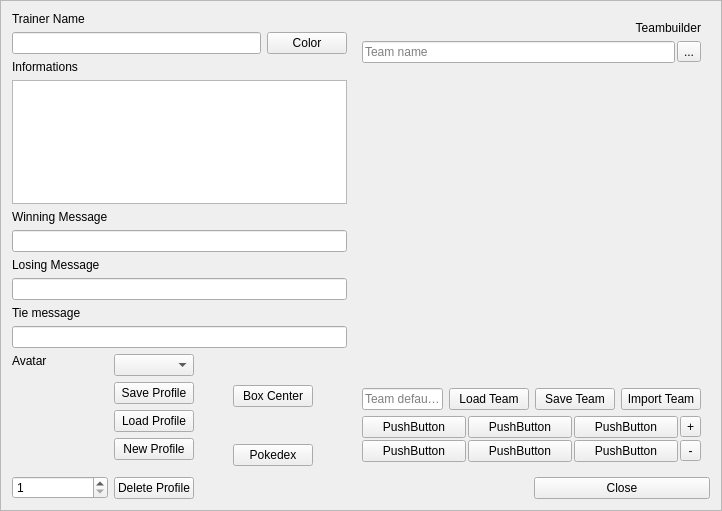
The window that src/Teambuilder/trainermenu.ui (po-devs/pokemon-online) describes before a commit, drawn with Qt 5.
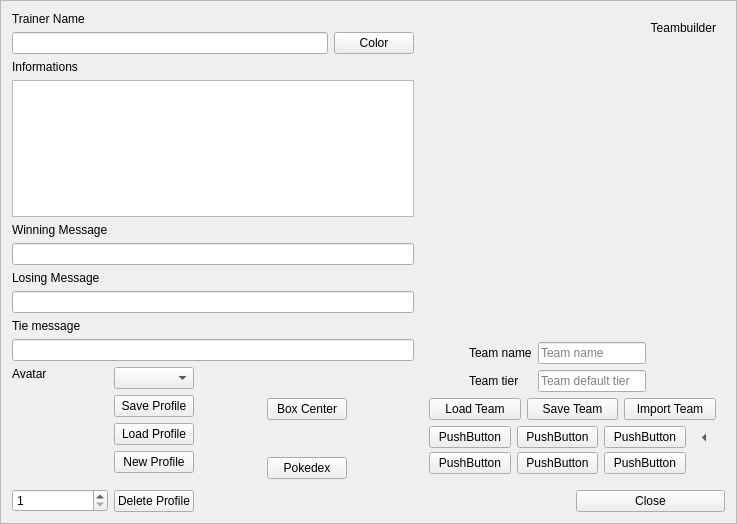
The same window after the commit. Custom widgets are drawn as their Qt base class.

```diff
--- a/src/Teambuilder/trainermenu.ui
+++ b/src/Teambuilder/trainermenu.ui
@@ -6,8 +6,8 @@
    <rect>
     <x>0</x>
     <y>0</y>
-    <width>722</width>
-    <height>511</height>
+    <width>737</width>
+    <height>524</height>
    </rect>
   </property>
   <property name="windowTitle">
@@ -263,10 +263,10 @@
     </layout>
    </item>
    <item row="0" column="5" colspan="2">
-    <widget class="QFrame" name="frame">
-     <layout class="QVBoxLayout" name="verticalLayout_4" stretch="0,0,1,0,0">
+    <widget class="QFrame" name="teambuilderFrame">
+     <layout class="QVBoxLayout" name="verticalLayout_4" stretch="0,1,0,0,0">
       <item>
-       <widget class="QLabel" name="teamBuilderLabel">
+       <widget class="QLabel" name="teambuilderLabel">
         <property name="text">
          <string>Teambuilder</string>
         </property>
@@ -276,16 +276,68 @@
        </widget>
       </item>
       <item>
-       <layout class="QHBoxLayout" name="horizontalLayout_3">
-        <property name="spacing">
-         <number>2</number>
+       <widget class="PokeButtonsHolder" name="pokemonButtons" native="true">
+        <property name="toolTip">
+         <string>Remove team</string>
         </property>
+       </widget>
+      </item>
+      <item>
+       <layout class="QHBoxLayout" name="horizontalLayout_6">
         <item>
-         <widget class="QLineEdit" name="teamName">
-          <property name="placeholderText">
-           <string>Team name</string>
+         <spacer name="horizontalSpacer_2">
+          <property name="orientation">
+           <enum>Qt::Horizontal</enum>
           </property>
-         </widget>
+          <property name="sizeHint" stdset="0">
+           <size>
+            <width>40</width>
+            <height>20</height>
+           </size>
+          </property>
+         </spacer>
+        </item>
+        <item>
+         <layout class="QFormLayout" name="formLayout">
+          <property name="fieldGrowthPolicy">
+           <enum>QFormLayout::AllNonFixedFieldsGrow</enum>
+          </property>
+          <item row="0" column="0">
+           <widget class="QLabel" name="teamNameLabel">
+            <property name="text">
+             <string>Team name</string>
+            </property>
+           </widget>
+          </item>
+          <item row="0" column="1">
+           <layout class="QHBoxLayout" name="horizontalLayout_5">
+            <property name="spacing">
+             <number>2</number>
+            </property>
+            <item>
+             <widget class="QLineEdit" name="teamName">
+              <property name="placeholderText">
+               <string>Team name</string>
+              </property>
+             </widget>
+            </item>
+           </layout>
+          </item>
+          <item row="1" column="0">
+           <widget class="QLabel" name="teamTierLabel">
+            <property name="text">
+             <string>Team tier</string>
+            </property>
+           </widget>
+          </item>
+          <item row="1" column="1">
+           <widget class="QLineEdit" name="teamTier">
+            <property name="placeholderText">
+             <string>Team default tier</string>
+            </property>
+           </widget>
+          </item>
+         </layout>
         </item>
         <item>
          <widget class="QToolButton" name="teamFolderButton">
@@ -293,26 +345,41 @@
            <string>Change team folder</string>
           </property>
           <property name="text">
-           <string>...</string>
+           <string/>
+          </property>
+          <property name="toolButtonStyle">
+           <enum>Qt::ToolButtonIconOnly</enum>
+          </property>
+          <property name="autoRaise">
+           <bool>true</bool>
+          </property>
+          <property name="arrowType">
+           <enum>Qt::NoArrow</enum>
           </property>
          </widget>
         </item>
+        <item>
+         <spacer name="horizontalSpacer">
+          <property name="orientation">
+           <enum>Qt::Horizontal</enum>
+          </property>
+          <property name="sizeHint" stdset="0">
+           <size>
+            <width>40</width>
+            <height>20</height>
+           </size>
+          </property>
+         </spacer>
+        </item>
        </layout>
       </item>
-      <item>
-       <widget class="PokeButtonsHolder" name="pokemonButtons" native="true"/>
-      </item>
       <item>
        <layout class="QHBoxLayout" name="horizontalLayout_4">
-        <item>
-         <widget class="QLineEdit" name="teamTier">
-          <property name="placeholderText">
-           <string>Team default tier</string>
-          </property>
-         </widget>
-        </item>
         <item>
          <widget class="QPushButton" name="loadTeam">
+          <property name="toolTip">
+           <string>Load team</string>
+          </property>
           <property name="text">
            <string>Load Team</string>
           </property>
@@ -320,6 +387,9 @@
         </item>
         <item>
          <widget class="QPushButton" name="saveTeam">
+          <property name="toolTip">
+           <string>Save team</string>
+          </property>
           <property name="text">
            <string>Save Team</string>
           </property>
@@ -327,6 +397,9 @@
         </item>
         <item>
          <widget class="QPushButton" name="importTeam">
+          <property name="toolTip">
+           <string>Import team</string>
+          </property>
           <property name="text">
            <string>Import Team</string>
           </property>
@@ -336,8 +409,8 @@
       </item>
       <item>
        <layout class="QGridLayout" name="gridLayout_2" columnstretch="1,1,1,0">
-        <property name="spacing">
-         <number>2</number>
+        <property name="verticalSpacing">
+         <number>3</number>
         </property>
         <item row="0" column="0">
          <widget class="QPushButton" name="team1">
@@ -384,10 +457,19 @@
         <item row="0" column="3">
          <widget class="QToolButton" name="addTeam">
           <property name="toolTip">
-           <string>add team</string>
+           <string>Add team</string>
           </property>
           <property name="text">
-           <string>+</string>
+           <string/>
+          </property>
+          <property name="toolButtonStyle">
+           <enum>Qt::ToolButtonIconOnly</enum>
+          </property>
+          <property name="autoRaise">
+           <bool>true</bool>
+          </property>
+          <property name="arrowType">
+           <enum>Qt::LeftArrow</enum>
           </property>
          </widget>
         </item>
@@ -400,10 +482,16 @@
            </sizepolicy>
           </property>
           <property name="toolTip">
-           <string>remove current team</string>
+           <string>Remove team</string>
           </property>
           <property name="text">
-           <string>-</string>
+           <string/>
+          </property>
+          <property name="toolButtonStyle">
+           <enum>Qt::ToolButtonIconOnly</enum>
+          </property>
+          <property name="autoRaise">
+           <bool>true</bool>
           </property>
          </widget>
         </item>
```
